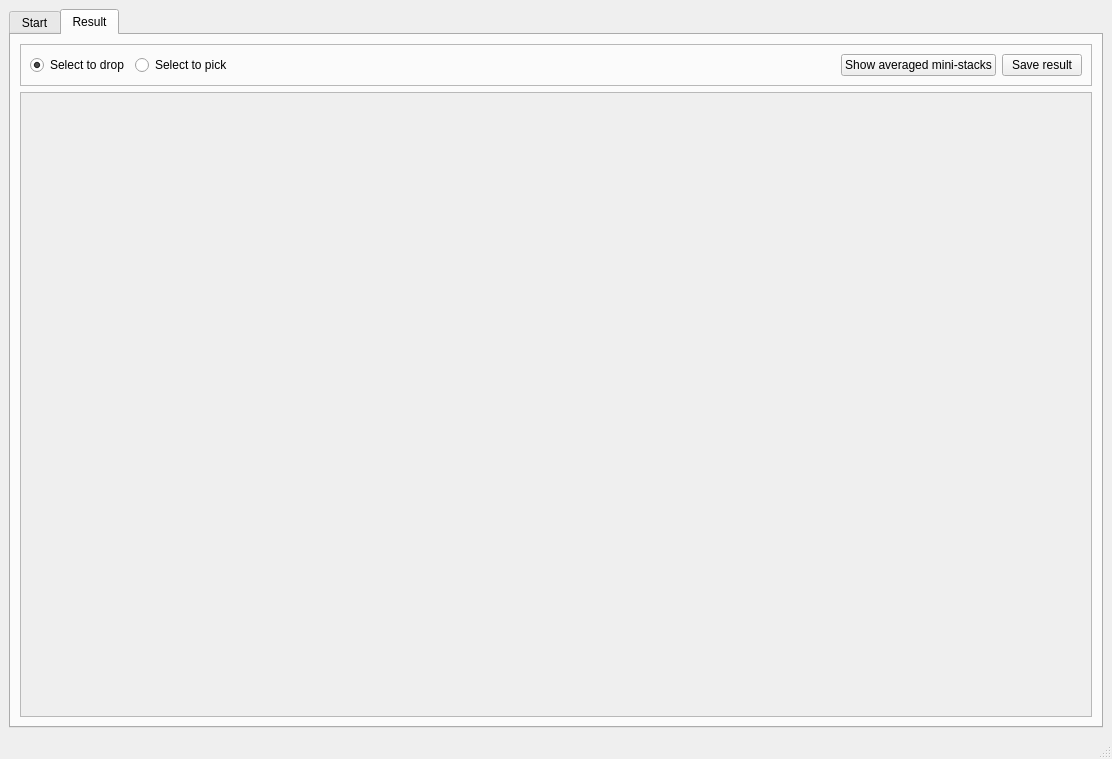
First picture: the form in qt_src/qt_ui/mainUI.ui, repository JiaaZe/Enface-giantin-project, before the edit.
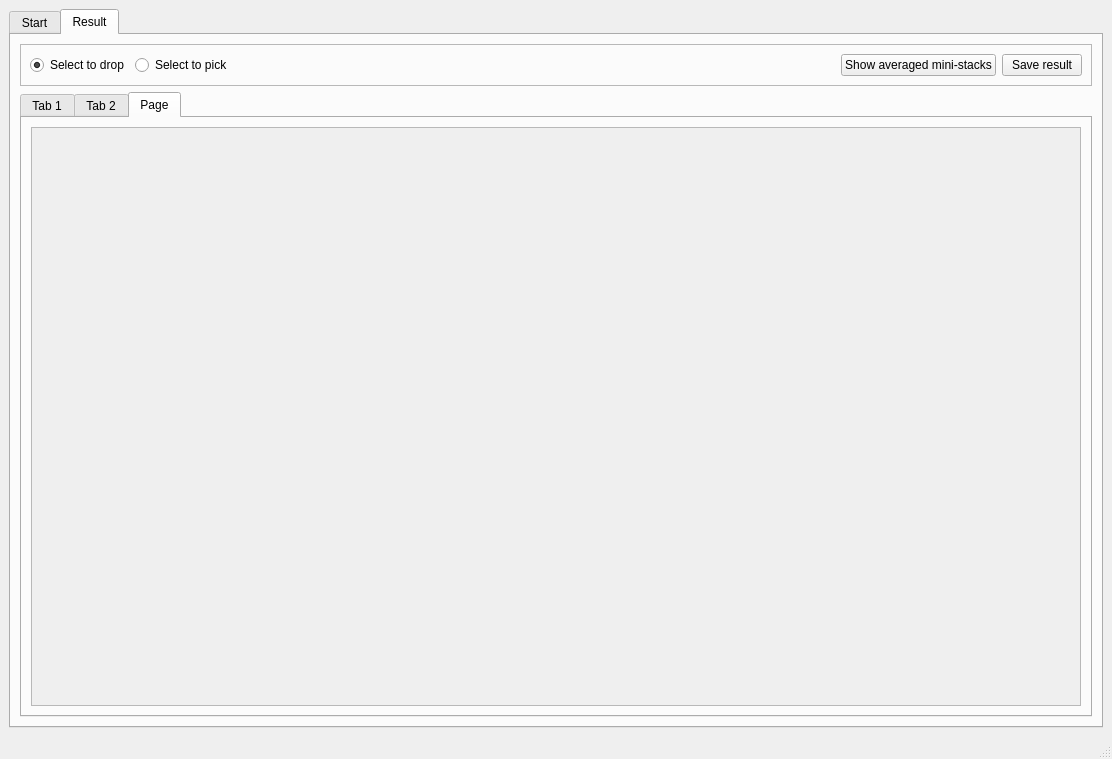
Second picture: the form after the edit. The open tabs and pages were chosen to show the change.

Commit message: New ui for multi tab and grid layout of golgi results.

```diff
--- a/qt_src/qt_ui/mainUI.ui
+++ b/qt_src/qt_ui/mainUI.ui
@@ -14,7 +14,7 @@
    <string>MainWindow</string>
   </property>
   <widget class="QWidget" name="centralwidget">
-   <layout class="QGridLayout" name="gridLayout_8">
+   <layout class="QGridLayout" name="gridLayout_12">
     <item row="0" column="0">
      <widget class="QTabWidget" name="tabWidget">
       <property name="currentIndex">
@@ -961,7 +961,7 @@
        <attribute name="title">
         <string>Result</string>
        </attribute>
-       <layout class="QGridLayout" name="gridLayout_12">
+       <layout class="QGridLayout" name="gridLayout_8">
         <item row="0" column="0">
          <widget class="QFrame" name="frame">
           <property name="frameShape">
@@ -1019,7 +1019,17 @@
          </widget>
         </item>
         <item row="1" column="0">
-         <widget class="QScrollArea" name="scroll_golgi">
+         <widget class="QTabWidget" name="tabWidget_2">
+          <property name="currentIndex">
+           <number>2</number>
+          </property>
+          <widget class="QWidget" name="result_tab1">
+           <attribute name="title">
+            <string>Tab 1</string>
+           </attribute>
+           <layout class="QGridLayout" name="gridLayout_7">
+            <item row="0" column="0">
+             <widget class="QScrollArea" name="tab_scroll_golgi1">
           <property name="minimumSize">
            <size>
             <width>0</width>
@@ -1029,15 +1039,79 @@
           <property name="widgetResizable">
            <bool>true</bool>
           </property>
-          <widget class="QWidget" name="scroll_golgi_content">
+              <widget class="QWidget" name="scroll_golgi_content1">
            <property name="geometry">
             <rect>
              <x>0</x>
              <y>0</y>
-             <width>1068</width>
-             <height>621</height>
-            </rect>
-           </property>
+                 <width>1044</width>
+                 <height>574</height>
+                </rect>
+               </property>
+              </widget>
+             </widget>
+            </item>
+           </layout>
+          </widget>
+          <widget class="QWidget" name="result_tab2">
+           <attribute name="title">
+            <string>Tab 2</string>
+           </attribute>
+           <layout class="QGridLayout" name="gridLayout_14">
+            <item row="0" column="0">
+             <widget class="QScrollArea" name="tab_scroll_golgi2">
+              <property name="minimumSize">
+               <size>
+                <width>0</width>
+                <height>149</height>
+               </size>
+              </property>
+              <property name="widgetResizable">
+               <bool>true</bool>
+              </property>
+              <widget class="QWidget" name="scroll_golgi_content2">
+               <property name="geometry">
+                <rect>
+                 <x>0</x>
+                 <y>0</y>
+                 <width>1044</width>
+                 <height>574</height>
+                </rect>
+               </property>
+              </widget>
+             </widget>
+            </item>
+           </layout>
+          </widget>
+          <widget class="QWidget" name="result_tab3">
+           <attribute name="title">
+            <string>Page</string>
+           </attribute>
+           <layout class="QGridLayout" name="gridLayout_15">
+            <item row="0" column="0">
+             <widget class="QScrollArea" name="tab_scroll_golgi3">
+              <property name="minimumSize">
+               <size>
+                <width>0</width>
+                <height>149</height>
+               </size>
+              </property>
+              <property name="widgetResizable">
+               <bool>true</bool>
+              </property>
+              <widget class="QWidget" name="scroll_golgi_content3">
+               <property name="geometry">
+                <rect>
+                 <x>0</x>
+                 <y>0</y>
+                 <width>1044</width>
+                 <height>574</height>
+                </rect>
+               </property>
+              </widget>
+             </widget>
+            </item>
+           </layout>
           </widget>
          </widget>
         </item>
```
Left out of the diff: 2 changed lines with no effect on the pictures. Lines whose indentation alone changed are shown as unchanged. The commit also changes 1 other file.
